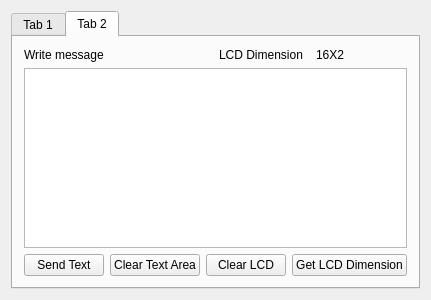
This is qarduinodialog.ui in manashmandal/QArduinoLCDTool as Qt 5 draws it before an edit. The edited form follows.
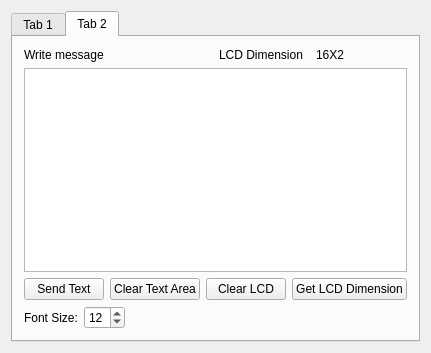
This is the edited form. The open tabs and pages were chosen to show the change.

Commit message: change font size

```diff
--- a/qarduinodialog.ui
+++ b/qarduinodialog.ui
@@ -6,8 +6,8 @@
    <rect>
     <x>0</x>
     <y>0</y>
-    <width>400</width>
-    <height>300</height>
+    <width>410</width>
+    <height>353</height>
    </rect>
   </property>
   <property name="windowTitle">
@@ -165,6 +165,47 @@
          </item>
         </layout>
        </item>
+       <item row="2" column="0" colspan="2">
+        <layout class="QHBoxLayout" name="horizontalLayout_8">
+         <item>
+          <layout class="QHBoxLayout" name="horizontalLayout">
+           <item>
+            <widget class="QLabel" name="label_3">
+             <property name="text">
+              <string>Font Size:</string>
+             </property>
+            </widget>
+           </item>
+           <item>
+            <widget class="QSpinBox" name="fontsizeSpinBox">
+             <property name="minimum">
+              <number>5</number>
+             </property>
+             <property name="maximum">
+              <number>20</number>
+             </property>
+             <property name="value">
+              <number>12</number>
+             </property>
+            </widget>
+           </item>
+          </layout>
+         </item>
+         <item>
+          <spacer name="horizontalSpacer_2">
+           <property name="orientation">
+            <enum>Qt::Horizontal</enum>
+           </property>
+           <property name="sizeHint" stdset="0">
+            <size>
+             <width>40</width>
+             <height>20</height>
+            </size>
+           </property>
+          </spacer>
+         </item>
+        </layout>
+       </item>
       </layout>
      </widget>
     </widget>
```
Left out of the diff: 2 changed lines with no effect on the pictures. The commit also changes 3 other files.
